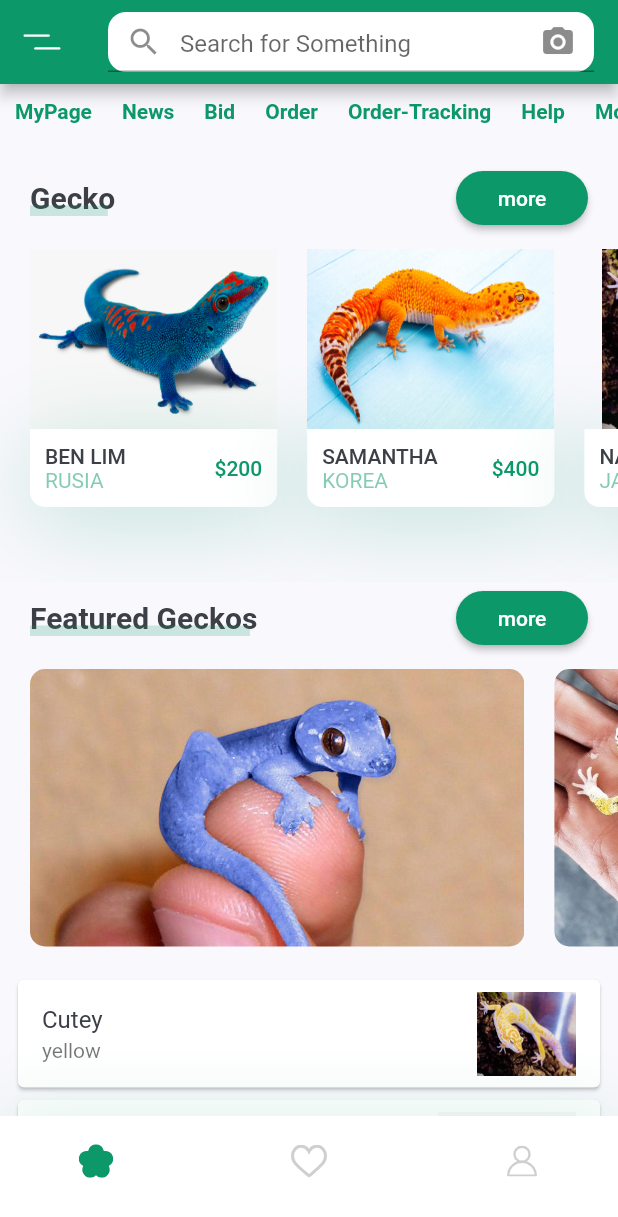
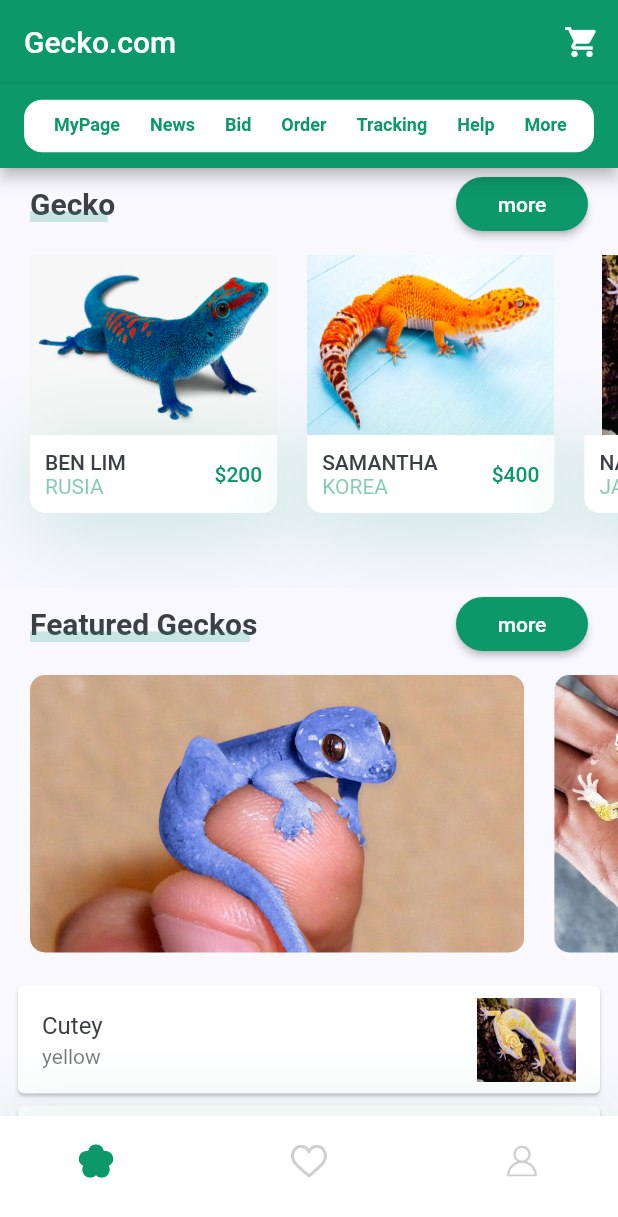
Before and after one commit to lim6112j/flutter-ui-best-practice, a Flutter app: the screen it shows after launch, on a phone screen of 412 x 824 dp. Shown: the top 1217 px of the screen. Run offline on Flutter 3.47's test engine with Material 2 defaults, Android fonts, the phone set to English and light mode, and no system bars; our stand-ins replace flutter_svg, sqflite; missing offline and left inert: graphview; accounts and stored records are empty.

Commit message:
sliver appvar applied search bar removed to menu

```diff
--- a/lib/main.dart
+++ b/lib/main.dart
@@ -13,7 +13,18 @@ void main() async {
 
 class MyApp extends StatelessWidget {
   MyApp();
-
+  Map<int, Color> color = {
+    50: Color.fromRGBO(136, 14, 79, .1),
+    100: Color.fromRGBO(136, 14, 79, .2),
+    200: Color.fromRGBO(136, 14, 79, .3),
+    300: Color.fromRGBO(136, 14, 79, .4),
+    400: Color.fromRGBO(136, 14, 79, .5),
+    500: Color.fromRGBO(136, 14, 79, .6),
+    600: Color.fromRGBO(136, 14, 79, .7),
+    700: Color.fromRGBO(136, 14, 79, .8),
+    800: Color.fromRGBO(136, 14, 79, .9),
+    900: Color.fromRGBO(136, 14, 79, 1),
+  };
   // This widget is the root of your application.
   @override
   Widget build(BuildContext context) {
@@ -24,7 +35,7 @@ class MyApp extends StatelessWidget {
         scaffoldBackgroundColor: kBackgroundColor,
         primaryColor: kPrimaryColor,
         textTheme: Theme.of(context).textTheme.apply(bodyColor: kTextColor),
-        primarySwatch: Colors.blue,
+        primarySwatch: MaterialColor(kPrimaryColor.value, color),
       ),
       home: HomeScreen(),
     );
--- a/lib/screens/home/components/body.dart
+++ b/lib/screens/home/components/body.dart
@@ -12,6 +12,7 @@ import 'package:provider/provider.dart';
 import 'header_with_searchbox.dart';
 import 'package:gecko_app/database/dbhelper.dart';
 import 'package:gecko_app/models/gecko.dart';
+import 'package:flutter_svg/svg.dart';
 
 class Body extends StatelessWidget {
   Future<List<Gecko>> getGeckoData() async {
@@ -136,11 +137,60 @@ class Body extends StatelessWidget {
     // TODO: implement build
     Size size = MediaQuery.of(context).size;
     var gecko = context.watch<GeckoModel>();
+    //return buildSingleChildScrollView(size);
+    return CustomScrollView(slivers: [
+      SliverAppBar(
+        floating: true,
+        pinned: true,
+        snap: false,
+        centerTitle: false,
+        title: Text('Gecko.com'),
+        actions: [
+          IconButton(onPressed: () {}, icon: Icon(Icons.shopping_cart))
+        ],
+        bottom: buildAppBar(size),
+      ),
+      SliverList(
+        delegate: SliverChildListDelegate([
+          Container(child: buildSingleChildScrollView(size)),
+        ]),
+      ),
+    ]);
+  }
+
+  AppBar buildAppBar(size) {
+    return AppBar(
+        backgroundColor: kPrimaryColor,
+        //leading: IconButton(
+        //icon: SvgPicture.asset("assets/icons/menu.svg"), onPressed: () {}),
+        title: Container(
+            width: double.infinity,
+            height: 35,
+            decoration: BoxDecoration(
+              borderRadius: BorderRadius.circular(12.0),
+              color: Colors.white,
+            ),
+            //child: buildSearch()
+            child: HeaderWithScrollMenu(size: size)));
+  }
+
+  Center buildSearch() {
+    return Center(
+      child: TextField(
+        decoration: InputDecoration(
+            hintText: "Search for Something",
+            prefixIcon: Icon(Icons.search),
+            suffixIcon: Icon(Icons.camera_alt)),
+      ),
+    );
+  }
+
+  SingleChildScrollView buildSingleChildScrollView(Size size) {
     return SingleChildScrollView(
       child: Column(
         children: <Widget>[
           //HeaderWithSearchBox(size: size),
-          HeaderWithScrollMenu(size: size),
+          //HeaderWithScrollMenu(size: size),
           TitleWithMoreBtn(
             title: "Gecko",
             press: () {},
--- a/lib/screens/home/components/header_with_scrollmenu.dart
+++ b/lib/screens/home/components/header_with_scrollmenu.dart
@@ -12,13 +12,15 @@ class HeaderWithScrollMenu extends StatelessWidget {
   @override
   Widget build(BuildContext context) {
     return SingleChildScrollView(
+        padding: EdgeInsets.only(
+            left: kDefaultPadding / 2, right: kDefaultPadding / 2),
         scrollDirection: Axis.horizontal,
         child: Row(children: [
           TextMenu(context, "MyPage"),
           TextMenu(context, "News"),
           TextMenu(context, "Bid"),
           TextMenu(context, "Order"),
-          TextMenu(context, "Order-Tracking"),
+          TextMenu(context, "Tracking"),
           TextMenu(context, "Help"),
           TextMenu(context, "More")
         ]));
@@ -32,7 +34,7 @@ class HeaderWithScrollMenu extends StatelessWidget {
           TextSpan(
               text: "$title\n",
               style: TextStyle(
-                fontSize: 14,
+                fontSize: 12,
                 color: kPrimaryColor,
                 fontWeight: FontWeight.bold,
               )),
--- a/lib/screens/home/components/list_gecko.dart
+++ b/lib/screens/home/components/list_gecko.dart
@@ -28,6 +28,7 @@ class ListGecko extends StatelessWidget {
             height: 80 * (snapshot.data.length as int).toDouble(),
             child: ListView.builder(
               primary: false,
+              physics: NeverScrollableScrollPhysics(),
               itemCount: snapshot.data.length,
               itemBuilder: (context, index) => Card(
                 child: ListTile(
--- a/lib/screens/home/home_screen.dart
+++ b/lib/screens/home/home_screen.dart
@@ -1,5 +1,4 @@
 import 'package:flutter/material.dart';
-import 'package:flutter_svg/svg.dart';
 import 'package:gecko_app/screens/home/components/body.dart';
 import 'package:gecko_app/screens/home/components/my_bottom_navbar.dart';
 import 'package:gecko_app/constants.dart';
@@ -9,31 +8,6 @@ class HomeScreen extends StatelessWidget {
   @override
   Widget build(BuildContext context) {
     // TODO: implement build
-    return Scaffold(
-        appBar: buildAppBar(),
-        body: Body(),
-        bottomNavigationBar: MyBottomNavBar());
-  }
-
-  AppBar buildAppBar() {
-    return AppBar(
-        backgroundColor: kPrimaryColor,
-        leading: IconButton(
-            icon: SvgPicture.asset("assets/icons/menu.svg"), onPressed: () {}),
-        title: Container(
-            width: double.infinity,
-            height: 40,
-            decoration: BoxDecoration(
-              borderRadius: BorderRadius.circular(12.0),
-              color: Colors.white,
-            ),
-            child: Center(
-              child: TextField(
-                decoration: InputDecoration(
-                    hintText: "Search for Something",
-                    prefixIcon: Icon(Icons.search),
-                    suffixIcon: Icon(Icons.camera_alt)),
-              ),
-            )));
+    return Scaffold(body: Body(), bottomNavigationBar: MyBottomNavBar());
   }
 }
```
